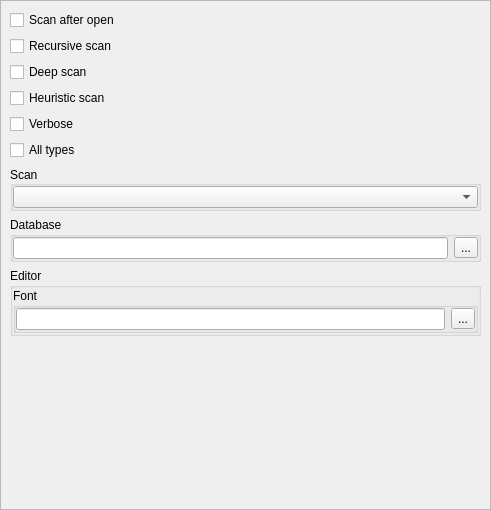
This is dieoptionswidget.ui in horsicq/die_widget as Qt 5 draws it before an edit. The edited form follows.
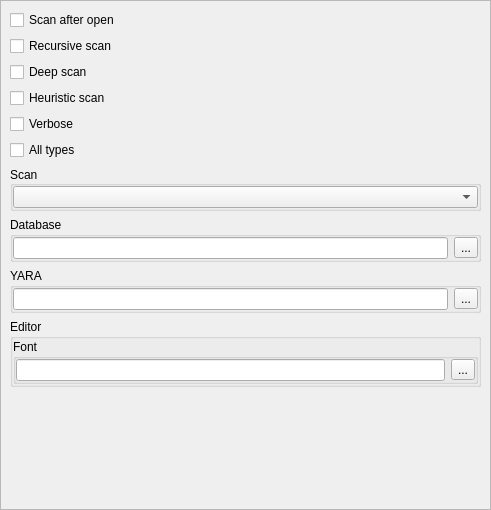
This is the edited form.

The edit to the form file:
```diff
--- a/dieoptionswidget.ui
+++ b/dieoptionswidget.ui
@@ -148,6 +148,37 @@
          </layout>
         </widget>
        </item>
+       <item>
+        <widget class="QGroupBox" name="groupBoxYaraRules">
+         <property name="title">
+          <string>YARA</string>
+         </property>
+         <layout class="QHBoxLayout" name="horizontalLayout_4">
+          <property name="leftMargin">
+           <number>0</number>
+          </property>
+          <property name="topMargin">
+           <number>0</number>
+          </property>
+          <property name="rightMargin">
+           <number>0</number>
+          </property>
+          <property name="bottomMargin">
+           <number>0</number>
+          </property>
+          <item>
+           <widget class="QLineEdit" name="lineEditYaraRules"/>
+          </item>
+          <item>
+           <widget class="QToolButton" name="toolButtonYaraRules">
+            <property name="text">
+             <string notr="true">...</string>
+            </property>
+           </widget>
+          </item>
+         </layout>
+        </widget>
+       </item>
        <item>
         <widget class="QGroupBox" name="groupBoxEditor">
          <property name="title">
```
